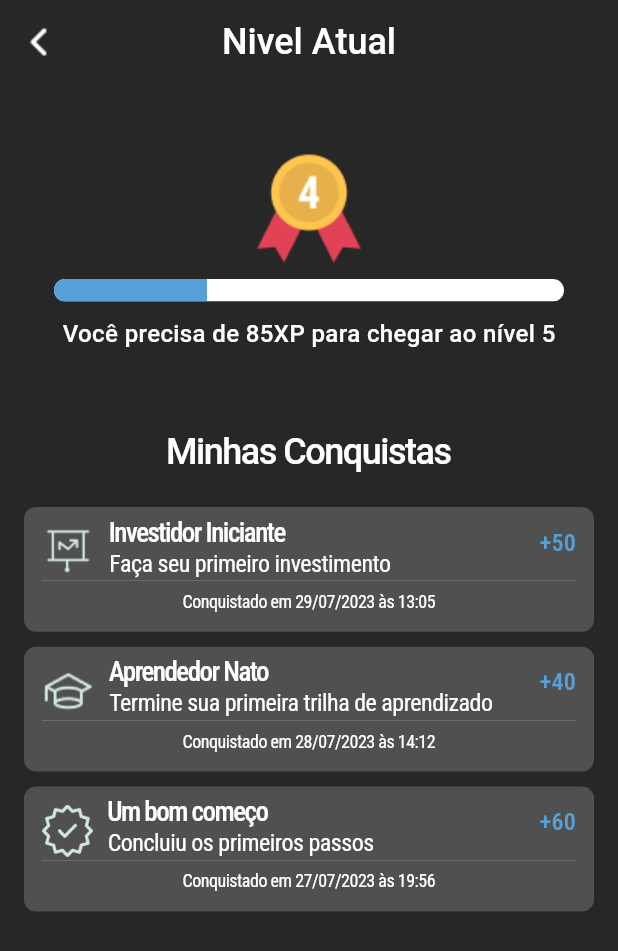
After one commit to fwctecnologia/caixa-hackaton-app, a Flutter app: the ConquistasScreen screen opened directly, on a phone screen of 412 x 824 dp. The commit adds this screen. Shown: the top 951 px of the screen. Run offline on Flutter 3.47's test engine with Material 2 defaults, Android fonts, the phone set to English and light mode, and no system bars; our stand-ins replace dio, get, google_fonts.

Commit message:
feat: adding nivel atual

```diff
--- /dev/null
+++ b/lib/app/modules/conquistas/conquistas_screen.dart
@@ -0,0 +1,166 @@
+import 'package:flutter/material.dart';
+import 'package:get/get.dart';
+import 'package:google_fonts/google_fonts.dart';
+
+class ConquistasScreen extends StatefulWidget {
+  const ConquistasScreen({super.key});
+
+  @override
+  State<ConquistasScreen> createState() => _ConquistasScreenState();
+}
+
+class _ConquistasScreenState extends State<ConquistasScreen> {
+  @override
+  Widget build(BuildContext context) {
+    return Scaffold(
+      appBar: AppBar(
+        leading: Image.asset('assets/chevron_left.png'),
+        centerTitle: true,
+        forceMaterialTransparency: true,
+        title: const Text(
+          'Nivel Atual',
+          style: TextStyle(
+            fontSize: 24,
+            fontWeight: FontWeight.w500,
+            color: Colors.white,
+          ),
+        ),
+      ),
+      body: Container(
+        width: MediaQuery.of(context).size.width,
+        padding: const EdgeInsets.all(16),
+        child: Column(
+          crossAxisAlignment: CrossAxisAlignment.center,
+          children: [
+            Container(height: 20),
+            Image.asset(
+              'assets/medal_4.png',
+              width: 94,
+              height: 94,
+            ),
+            Padding(
+              padding: const EdgeInsets.symmetric(horizontal: 20),
+              child: ClipRRect(
+                borderRadius: BorderRadius.circular(8),
+                child: Container(
+                  width: MediaQuery.of(Get.context!).size.width,
+                  child: const LinearProgressIndicator(
+                    minHeight: 15,
+                    backgroundColor: Colors.white,
+                    valueColor: AlwaysStoppedAnimation<Color>(
+                      Color(0XFF55A0D6),
+                    ),
+                    value: 0.3,
+                  ),
+                ),
+              ),
+            ),
+            Container(height: 10),
+            const Text(
+              'Você precisa de 85XP para chegar ao nível 5',
+              style: TextStyle(
+                fontSize: 16,
+                fontWeight: FontWeight.w500,
+                color: Colors.white,
+              ),
+            ),
+            Container(height: 50),
+            const Text(
+              'Minhas Conquistas',
+              style: TextStyle(fontSize: 24, fontWeight: FontWeight.w500, color: Colors.white, letterSpacing: -1),
+            ),
+            Container(height: 20),
+            card('Investidor Iniciante', 'Faça seu primeiro investimento', '50', 'Conquistado em 29/07/2023 às 13:05',
+                'assets/chart.png'),
+            Container(height: 10),
+            card('Aprendedor Nato', 'Termine sua primeira trilha de aprendizado', '40', 'Conquistado em 28/07/2023 às 14:12',
+                'assets/graduacao.png'),
+            Container(height: 10),
+            card('Um bom começo', 'Concluiu os primeiros passos', '60', 'Conquistado em 27/07/2023 às 19:56',
+                'assets/verificado.png'),
+          ],
+        ),
+      ),
+    );
+  }
+}
+
+Widget card(titulo, descricao, pontuacao, infoConquista, imgSrc) {
+  return Container(
+    width: MediaQuery.of(Get.context!).size.width,
+    padding: EdgeInsets.all(12).copyWith(left: 12, right: 12),
+    decoration: BoxDecoration(
+      color: Color(0xFF505050),
+      borderRadius: BorderRadius.circular(8),
+    ),
+    child: Column(
+      children: [
+        Row(
+          crossAxisAlignment: CrossAxisAlignment.start,
+          children: [
+            Image.asset(
+              imgSrc,
+              height: 35,
+            ),
+            Container(width: 10),
+            Column(
+              crossAxisAlignment: CrossAxisAlignment.start,
+              mainAxisAlignment: MainAxisAlignment.start,
+              children: [
+                Text(
+                  titulo,
+                  style: GoogleFonts.robotoCondensed(
+                    fontSize: 18,
+                    height: 0.5,
+                    fontWeight: FontWeight.w500,
+                    color: Colors.white,
+                    letterSpacing: -1,
+                  ),
+                ),
+                Container(height: 5),
+                SizedBox(
+                  width: MediaQuery.of(Get.context!).size.width * 0.65,
+                  child: Text(
+                    descricao,
+                    overflow: TextOverflow.ellipsis,
+                    maxLines: 1,
+                    style: GoogleFonts.robotoCondensed(
+                      fontSize: 16,
+                      fontWeight: FontWeight.w400,
+                      color: Colors.white,
+                      letterSpacing: -0.33,
+                    ),
+                  ),
+                ),
+              ],
+            ),
+            Spacer(),
+            Text(
+              '+${pontuacao.toString()}',
+              style: GoogleFonts.robotoCondensed(
+                fontSize: 16,
+                fontWeight: FontWeight.w500,
+                color: Color(0XFF55A0D6),
+              ),
+            ),
+          ],
+        ),
+        Divider(
+          color: Colors.white.withOpacity(0.5),
+          height: 0.2,
+          thickness: 0.2,
+        ),
+        Container(height: 5),
+        Text(
+          infoConquista,
+          style: GoogleFonts.robotoCondensed(
+            fontSize: 12,
+            fontWeight: FontWeight.w400,
+            color: Colors.white,
+            letterSpacing: -0.33,
+          ),
+        ),
+      ],
+    ),
+  );
+}
--- a/lib/app/modules/home/home_screen.dart
+++ b/lib/app/modules/home/home_screen.dart
@@ -1,4 +1,6 @@
+import 'package:caixa_hackaton_app/app/modules/conquistas/conquistas_screen.dart';
 import 'package:flutter/material.dart';
+import 'package:get/get.dart';
 import 'package:google_fonts/google_fonts.dart';
 
 class HomeScreen extends StatefulWidget {
@@ -127,7 +129,13 @@ class ResumoSaldoWidget extends StatelessWidget {
                       ),
                       textAlign: TextAlign.left,
                     ),
-                    Text(
+                    GestureDetector(
+                      onTap: (){
+                        Get.to(
+                          () => const ConquistasScreen(),
+                        );
+                      },
+                      child: Text(
                         "Definir meta",
                         style: GoogleFonts.robotoCondensed(
                           fontSize: 20,
@@ -137,6 +145,7 @@ class ResumoSaldoWidget extends StatelessWidget {
                           decoration: TextDecoration.underline,
                         ),
                         textAlign: TextAlign.left,
+                      ),
                     )
                   ],
                 ),
```
Also changed, not shown: assets/chart.png (added), assets/chevron_left.png (added), assets/graduacao.png (added), assets/medal_4.png (added), assets/verificado.png (added). Lines whose indentation alone changed are shown as unchanged.
